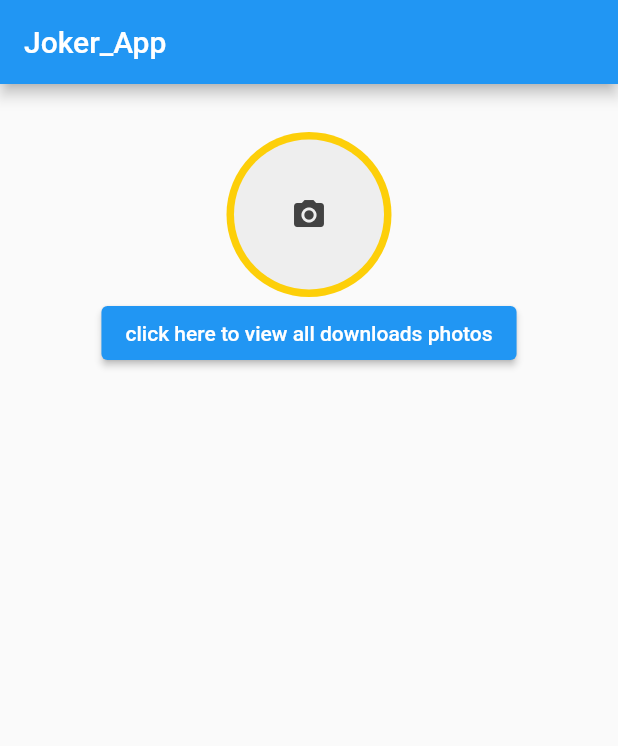
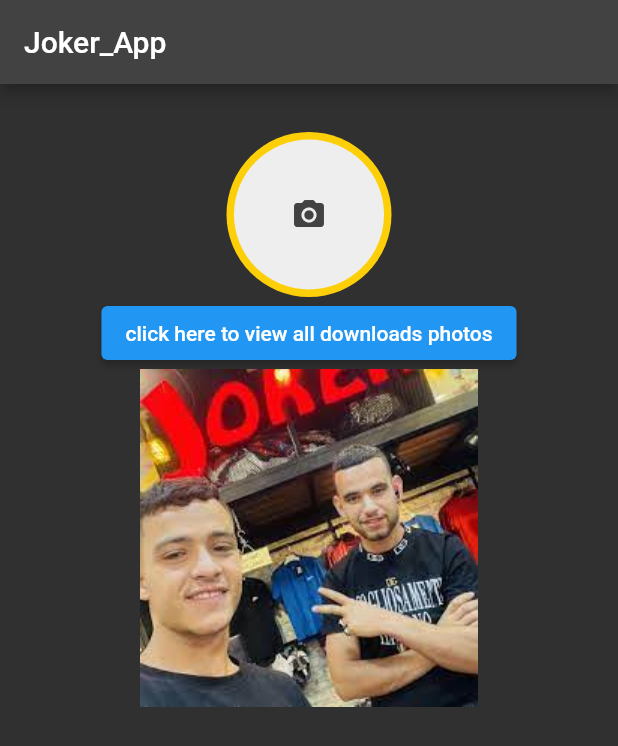
Before and after one commit to khanous-ilyes/Joker_App, a Flutter app: the screen it shows after launch, on a phone screen of 412 x 824 dp. Shown: the top 746 px of the screen. Run offline on Flutter 3.47's test engine with Material 2 defaults, Android fonts, the phone set to English and light mode, and no system bars; our stand-ins replace cloud_firestore, firebase_core, firebase_storage, image_picker; accounts and stored records are empty.

Commit message:
On branch master  Your branch is up to date with 'origin/master'.  this is 3rd changes

```diff
--- a/lib/main.dart
+++ b/lib/main.dart
@@ -88,8 +88,8 @@ class _ImageUploadsState extends State<ImageUploads> {
   @override
   Widget build(BuildContext context) {
     return MaterialApp(
+      theme: ThemeData.dark(),
       debugShowCheckedModeBanner: false,
-      darkTheme: ThemeData.dark(),
       home: Scaffold(
         appBar: AppBar(
           title: Text("Joker_App"),
@@ -136,7 +136,8 @@ class _ImageUploadsState extends State<ImageUploads> {
                   Navigator.of(context).pushReplacement(
                       MaterialPageRoute(builder: (_) => Views()));
                 },
-                child: Text('click here to view all downloads photos'))
+                child: Text('click here to view all downloads photos')),
+            Image.asset('images/hamoud.jpg')
           ],
         ),
       ),
--- a/pubspec.yaml
+++ b/pubspec.yaml
@@ -63,8 +63,8 @@ flutter:
   uses-material-design: true
 
   # To add assets to your application, add an assets section, like this:
-assets:
-   - images/ecolee.PNG
+  assets:
+    - images/hamoud.jpg
   #   - images/a_dot_ham.jpeg
 
   # An image asset can refer to one or more resolution-specific "variants", see
```
Also changed, not shown: images/hamoud.jpg (added).
